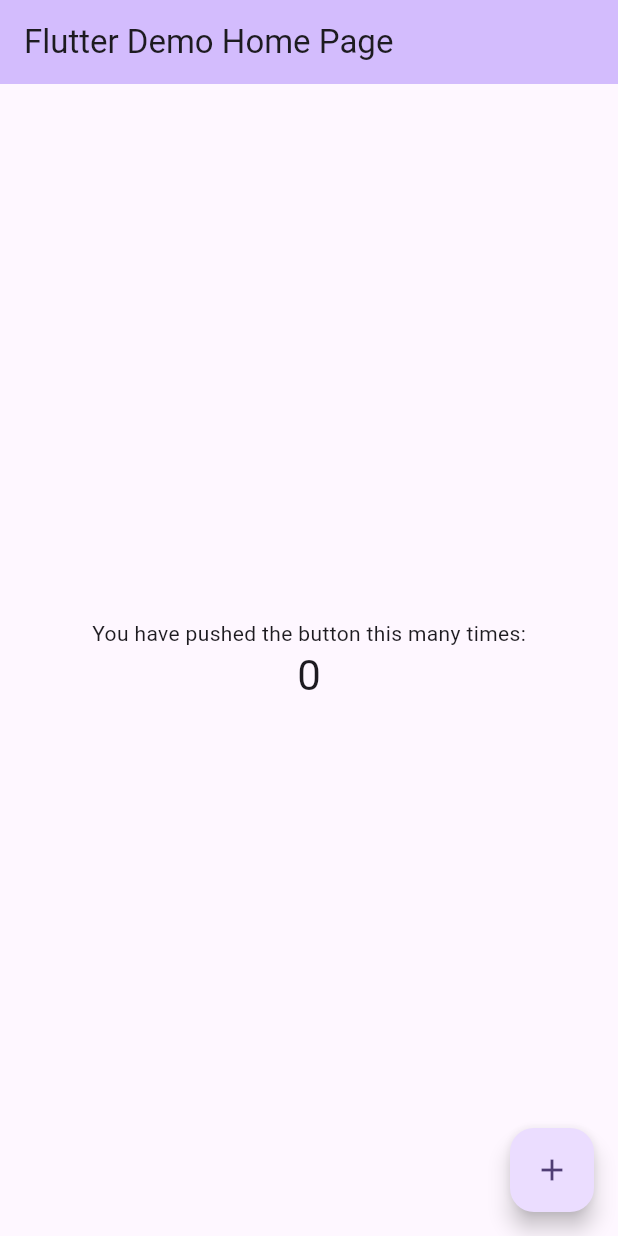
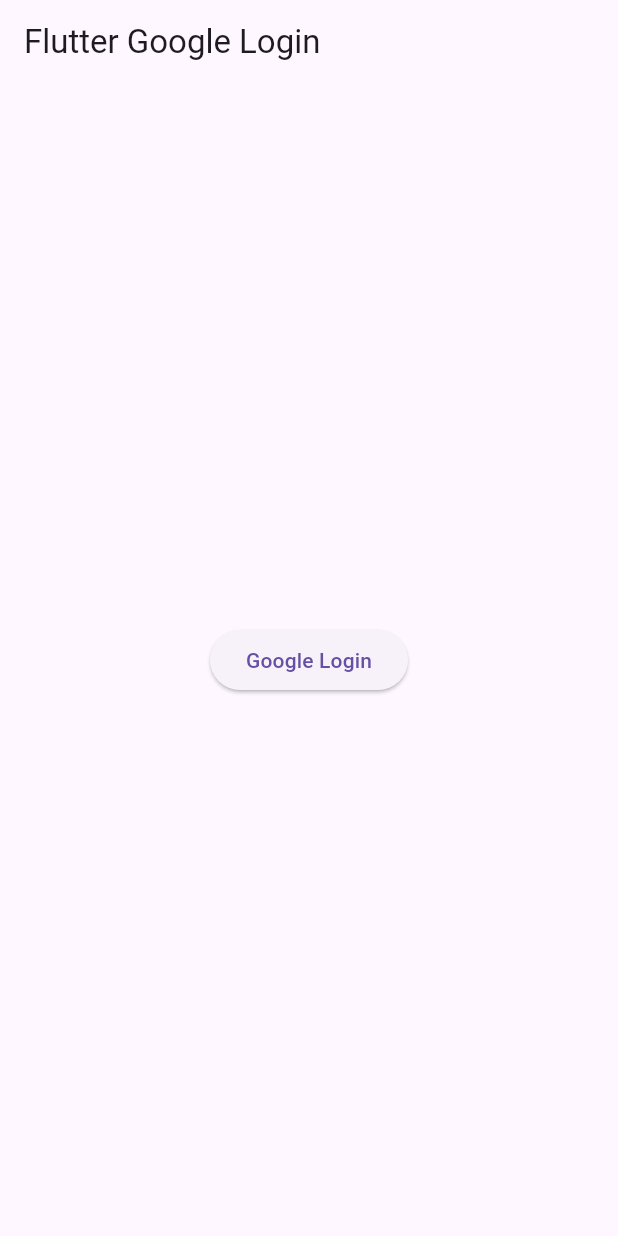
Before and after one commit to 202413059-cloud/calendar-term-project, a Flutter app: the screen it shows after launch, on a phone screen of 412 x 824 dp. Run offline on Flutter 3.47's test engine with Material 3 defaults, Android fonts, the phone set to English and light mode, and no system bars; our stand-ins replace firebase_auth, firebase_core, google_sign_in; accounts and stored records are empty.

Commit message:
Update main.dart

```diff
--- a/mobile/lib/main.dart
+++ b/mobile/lib/main.dart
@@ -1,124 +1,56 @@
+import 'package:flutter/material.dart';
 import 'package:firebase_core/firebase_core.dart';
-import 'package:flutter/material.dart';
+import 'package:firebase_auth/firebase_auth.dart';
+import 'package:google_sign_in/google_sign_in.dart';
 
 void main() async {
   WidgetsFlutterBinding.ensureInitialized();
   await Firebase.initializeApp();
-  runApp(MyApp());
+  runApp(const MyApp());
 }
 
 class MyApp extends StatelessWidget {
   const MyApp({super.key});
 
-  // This widget is the root of your application.
   @override
   Widget build(BuildContext context) {
-    return MaterialApp(
-      title: 'Flutter Demo',
-      theme: ThemeData(
-        // This is the theme of your application.
-        //
-        // TRY THIS: Try running your application with "flutter run". You'll see
-        // the application has a purple toolbar. Then, without quitting the app,
-        // try changing the seedColor in the colorScheme below to Colors.green
-        // and then invoke "hot reload" (save your changes or press the "hot
-        // reload" button in a Flutter-supported IDE, or press "r" if you used
-        // the command line to start the app).
-        //
-        // Notice that the counter didn't reset back to zero; the application
-        // state is not lost during the reload. To reset the state, use hot
-        // restart instead.
-        //
-        // This works for code too, not just values: Most code changes can be
-        // tested with just a hot reload.
-        colorScheme: .fromSeed(seedColor: Colors.deepPurple),
-      ),
-      home: const MyHomePage(title: 'Flutter Demo Home Page'),
+    return const MaterialApp(
+      home: LoginPage(),
     );
   }
 }
 
-class MyHomePage extends StatefulWidget {
-  const MyHomePage({super.key, required this.title});
+class LoginPage extends StatelessWidget {
+  const LoginPage({super.key});
 
-  // This widget is the home page of your application. It is stateful, meaning
-  // that it has a State object (defined below) that contains fields that affect
-  // how it looks.
+  Future<void> signInWithGoogle() async {
+    final googleUser = await GoogleSignIn().signIn();
+    if (googleUser == null) return;
 
-  // This class is the configuration for the state. It holds the values (in this
-  // case the title) provided by the parent (in this case the App widget) and
-  // used by the build method of the State. Fields in a Widget subclass are
-  // always marked "final".
+    final googleAuth = await googleUser.authentication;
 
-  final String title;
+    final credential = GoogleAuthProvider.credential(
+      accessToken: googleAuth.accessToken,
+      idToken: googleAuth.idToken,
+    );
 
-  @override
-  State<MyHomePage> createState() => _MyHomePageState();
-}
+    final userCredential =
+        await FirebaseAuth.instance.signInWithCredential(credential);
 
-class _MyHomePageState extends State<MyHomePage> {
-  int _counter = 0;
-
-  void _incrementCounter() {
-    setState(() {
-      // This call to setState tells the Flutter framework that something has
-      // changed in this State, which causes it to rerun the build method below
-      // so that the display can reflect the updated values. If we changed
-      // _counter without calling setState(), then the build method would not be
-      // called again, and so nothing would appear to happen.
-      _counter++;
-    });
+    // ✅ STEP 12에서 요구하는 핵심
+    final user = FirebaseAuth.instance.currentUser;
+    print(user?.uid);
   }
 
   @override
   Widget build(BuildContext context) {
-    // This method is rerun every time setState is called, for instance as done
-    // by the _incrementCounter method above.
-    //
-    // The Flutter framework has been optimized to make rerunning build methods
-    // fast, so that you can just rebuild anything that needs updating rather
-    // than having to individually change instances of widgets.
     return Scaffold(
-      appBar: AppBar(
-        // TRY THIS: Try changing the color here to a specific color (to
-        // Colors.amber, perhaps?) and trigger a hot reload to see the AppBar
-        // change color while the other colors stay the same.
-        backgroundColor: Theme.of(context).colorScheme.inversePrimary,
-        // Here we take the value from the MyHomePage object that was created by
-        // the App.build method, and use it to set our appbar title.
-        title: Text(widget.title),
-      ),
+      appBar: AppBar(title: const Text("Flutter Google Login")),
       body: Center(
-        // Center is a layout widget. It takes a single child and positions it
-        // in the middle of the parent.
-        child: Column(
-          // Column is also a layout widget. It takes a list of children and
-          // arranges them vertically. By default, it sizes itself to fit its
-          // children horizontally, and tries to be as tall as its parent.
-          //
-          // Column has various properties to control how it sizes itself and
-          // how it positions its children. Here we use mainAxisAlignment to
-          // center the children vertically; the main axis here is the vertical
-          // axis because Columns are vertical (the cross axis would be
-          // horizontal).
-          //
-          // TRY THIS: Invoke "debug painting" (choose the "Toggle Debug Paint"
-          // action in the IDE, or press "p" in the console), to see the
-          // wireframe for each widget.
-          mainAxisAlignment: .center,
-          children: [
-            const Text('You have pushed the button this many times:'),
-            Text(
-              '$_counter',
-              style: Theme.of(context).textTheme.headlineMedium,
-            ),
-          ],
+        child: ElevatedButton(
+          onPressed: signInWithGoogle,
+          child: const Text("Google Login"),
         ),
-      ),
-      floatingActionButton: FloatingActionButton(
-        onPressed: _incrementCounter,
-        tooltip: 'Increment',
-        child: const Icon(Icons.add),
       ),
     );
   }
```
